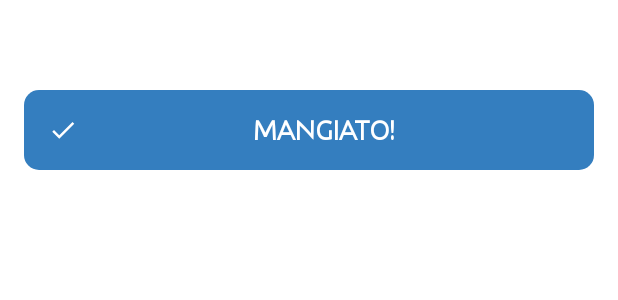
After one commit to davide-mod/HealthyPlus, an Android app: the layout mealplanner_savepopup.xml on its own in the app's theme, with its tools: preview values and no code run, on a phone screen of 412 x 824 dp. The commit adds this screen. Shown: the top 300 px of the screen. Run offline under Robolectric (Android 15) with nearby library versions, the phone set to English and light mode, and no system bars.

Commit message:
working on adding meals (as presets, eaten or planning)

```diff
--- a/app/src/main/java/com/modolo/healthyplus/mealplanner/EditMealFragment.kt
+++ b/app/src/main/java/com/modolo/healthyplus/mealplanner/EditMealFragment.kt
@@ -37,7 +37,6 @@ class EditMealFragment() : Fragment(), FoodAdapter.FoodListener {
     ): View {
         val view = inflater.inflate(R.layout.mealplanner_frag_edit, container, false)
         val name = view.findViewById<EditText>(R.id.title)
-        val close = view.findViewById<ImageView>(R.id.close)
         val delete = view.findViewById<TextView>(R.id.btnDelete)
         val save = view.findViewById<TextView>(R.id.btnSave)
         foodRecycler = view.findViewById(R.id.foodRecycler)
@@ -75,6 +74,8 @@ class EditMealFragment() : Fragment(), FoodAdapter.FoodListener {
             //todo QUERY to update db
         }
 
+        //chiudi quando si preme la X
+        val close = view.findViewById<ImageView>(R.id.close)
         close.setOnClickListener {
             findNavController().navigateUp()
         }
--- /dev/null
+++ b/app/src/main/res/layout/mealplanner_savepopup.xml
@@ -0,0 +1,32 @@
+<?xml version="1.0" encoding="utf-8"?>
+<androidx.constraintlayout.widget.ConstraintLayout xmlns:android="http://schemas.android.com/apk/res/android"
+    android:layout_width="match_parent"
+    android:layout_height="wrap_content"
+    xmlns:app="http://schemas.android.com/apk/res-auto">
+
+    <TextView
+        android:id="@+id/title"
+        app:layout_constraintTop_toTopOf="parent"
+        app:layout_constraintStart_toStartOf="parent"
+        app:layout_constraintEnd_toEndOf="parent"
+        android:layout_width="wrap_content"
+        android:layout_height="wrap_content"
+        android:layout_margin="@dimen/marginStandard"
+        style="@style/titleText"
+        />
+    <TextView
+        android:id="@+id/eaten"
+        app:layout_constraintTop_toBottomOf="@id/title"
+        app:layout_constraintStart_toStartOf="parent"
+        app:layout_constraintEnd_toEndOf="parent"
+        android:layout_width="0dp"
+        android:layout_height="wrap_content"
+        android:layout_margin="@dimen/marginStandard"
+        android:padding="@dimen/marginStandard"
+        style="@style/buttonTextFinish"
+        android:background="@drawable/background"
+        android:backgroundTint="@color/main"
+        android:text="@string/meal_eaten"
+        app:drawableStartCompat="@drawable/ic_done" />
+
+</androidx.constraintlayout.widget.ConstraintLayout>
--- a/app/src/main/res/values/strings.xml
+++ b/app/src/main/res/values/strings.xml
@@ -74,6 +74,7 @@
         <item>taz</item>
         <item>cuc</item>
     </string-array>
+    <string name="meal_eaten">MANGIATO!</string>
     <!-- FITNESS TRACKER STRINGS -->
     <string name="fitness_tracker_title">Fitness Tracker</string>
     <string name="fitness_tracker_card_label"><u>scheda</u></string>
```
Also changed, not shown: app/src/main/java/com/modolo/healthyplus/mealplanner/AddMealFragment.kt (+28 -8 lines), app/src/main/java/com/modolo/healthyplus/mealplanner/MealplannerFragment.kt (+30 -10 lines), app/src/main/res/navigation/nav_graph.xml (+14 -10 lines), 98 other files.
